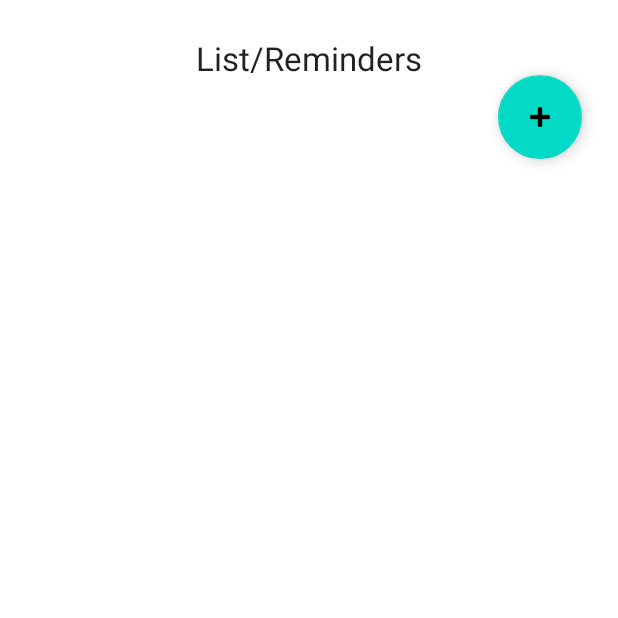
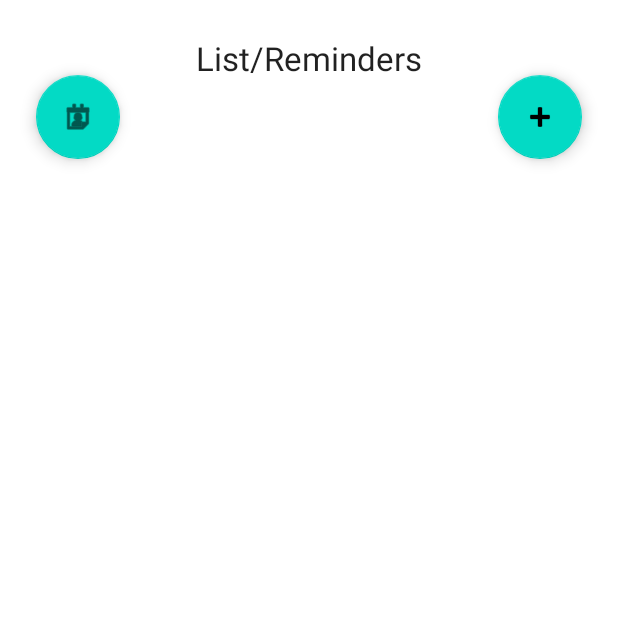
Before and after one commit to CSCI3660-App/CSCI3660_App, an Android app: the ListActivity screen opened directly, with no data from a screen before it, on a phone screen of 412 x 824 dp, the top half of it. Run offline under Robolectric (Android 15) with nearby library versions, the phone set to English and light mode, and no system bars.

Commit message:
design stuff

```diff
--- a/app/src/main/res/layout/activity_list.xml
+++ b/app/src/main/res/layout/activity_list.xml
@@ -107,6 +107,17 @@
         app:layout_constraintRight_toRightOf="parent"
         app:layout_constraintTop_toTopOf="parent" />
 
+    <com.google.android.material.floatingactionbutton.FloatingActionButton
+        android:id="@+id/backbutton"
+        android:layout_width="wrap_content"
+        android:layout_height="wrap_content"
+        android:layout_marginTop="50dp"
+        android:layout_marginRight="-80dp"
+        android:clickable="true"
+        android:src="@android:drawable/ic_menu_my_calendar"
+        app:layout_constraintRight_toLeftOf="parent"
+        app:layout_constraintTop_toTopOf="parent" />
+
     <ImageButton
         android:id="@+id/rem1minus"
         android:layout_width="30dp"
@@ -165,4 +176,5 @@
         app:layout_constraintRight_toRightOf="parent"
         app:layout_constraintTop_toTopOf="parent" />
 
+
 </androidx.constraintlayout.widget.ConstraintLayout>
```
